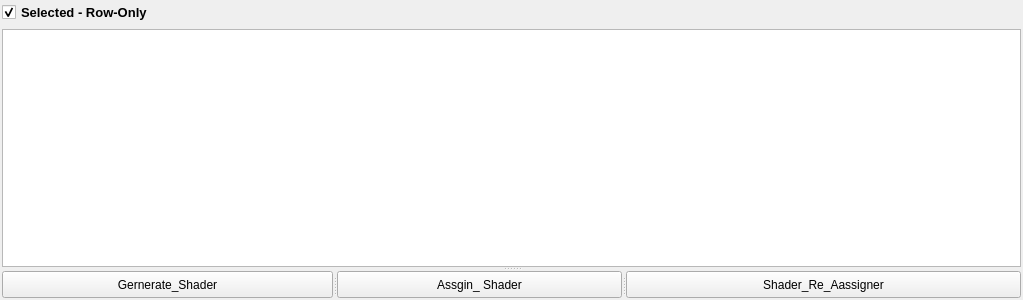
First picture: the form in source/gui/ui/shaderUI.ui, repository sanjaypsi/ShaderManager, before the edit.
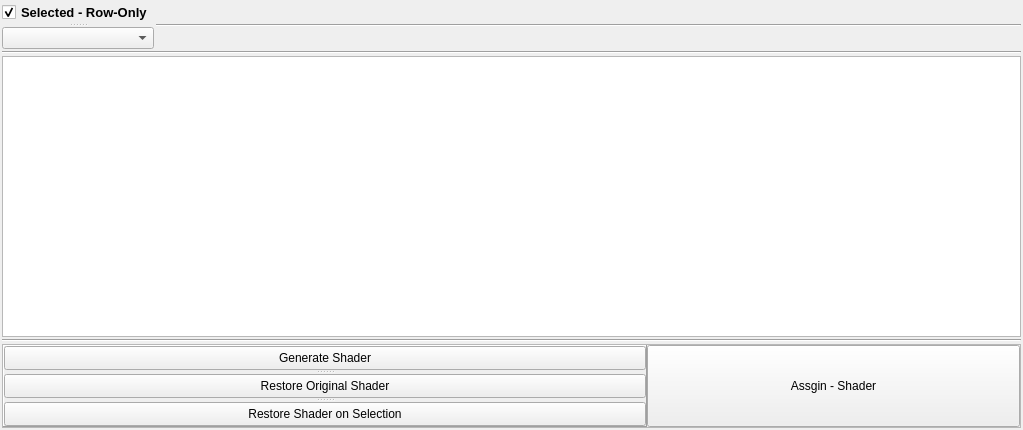
Second picture: the form after the edit.

```diff
--- a/source/gui/ui/shaderUI.ui
+++ b/source/gui/ui/shaderUI.ui
@@ -7,13 +7,13 @@
     <x>0</x>
     <y>0</y>
     <width>1023</width>
-    <height>300</height>
+    <height>430</height>
    </rect>
   </property>
   <property name="windowTitle">
    <string>Form</string>
   </property>
-  <layout class="QHBoxLayout" name="horizontalLayout_2">
+  <layout class="QHBoxLayout" name="horizontalLayout_3">
    <property name="spacing">
     <number>2</number>
    </property>
@@ -30,15 +30,22 @@
     <number>2</number>
    </property>
    <item>
-    <widget class="QSplitter" name="splitter_2">
+    <layout class="QVBoxLayout" name="verticalLayout_2" stretch="4,0,1">
+     <item>
+      <layout class="QVBoxLayout" name="verticalLayout" stretch="1,0,4">
+       <item>
+        <layout class="QHBoxLayout" name="horizontalLayout_2" stretch="1,10">
+         <item>
+          <widget class="QSplitter" name="splitter_3">
+           <property name="frameShape">
+            <enum>QFrame::NoFrame</enum>
+           </property>
+           <property name="frameShadow">
+            <enum>QFrame::Plain</enum>
+           </property>
      <property name="orientation">
       <enum>Qt::Vertical</enum>
      </property>
-     <widget class="QWidget" name="layoutWidget">
-      <layout class="QVBoxLayout" name="verticalLayout_2">
-       <item>
-        <layout class="QVBoxLayout" name="verticalLayout">
-         <item>
           <widget class="QCheckBox" name="checkBox">
            <property name="font">
             <font>
@@ -54,9 +61,25 @@
             <bool>true</bool>
            </property>
           </widget>
+           <widget class="QComboBox" name="comboBox"/>
+          </widget>
+         </item>
+         <item>
+          <widget class="Line" name="line">
+           <property name="orientation">
+            <enum>Qt::Horizontal</enum>
+           </property>
+          </widget>
          </item>
         </layout>
        </item>
+       <item>
+        <widget class="Line" name="line_3">
+         <property name="orientation">
+          <enum>Qt::Horizontal</enum>
+         </property>
+        </widget>
+       </item>
        <item>
         <layout class="QHBoxLayout" name="horizontalLayout">
          <item>
@@ -90,19 +113,41 @@
         </layout>
        </item>
       </layout>
-     </widget>
+     </item>
+     <item>
+      <widget class="Line" name="line_2">
+       <property name="orientation">
+        <enum>Qt::Horizontal</enum>
+       </property>
+      </widget>
+     </item>
+     <item>
+      <widget class="QSplitter" name="splitter_2">
+       <property name="frameShape">
+        <enum>QFrame::StyledPanel</enum>
+       </property>
+       <property name="frameShadow">
+        <enum>QFrame::Raised</enum>
+       </property>
+       <property name="orientation">
+        <enum>Qt::Horizontal</enum>
+       </property>
+       <property name="handleWidth">
+        <number>0</number>
+       </property>
      <widget class="QSplitter" name="splitter">
+        <property name="frameShape">
+         <enum>QFrame::Panel</enum>
+        </property>
+        <property name="frameShadow">
+         <enum>QFrame::Raised</enum>
+        </property>
       <property name="orientation">
-       <enum>Qt::Horizontal</enum>
+         <enum>Qt::Vertical</enum>
       </property>
       <widget class="QPushButton" name="pushButton">
        <property name="text">
-        <string>Gernerate_Shader</string>
-       </property>
-      </widget>
-      <widget class="QPushButton" name="pushButton_2">
-       <property name="text">
-        <string>Assgin_ Shader</string>
+          <string>Generate Shader</string>
        </property>
       </widget>
       <widget class="QPushButton" name="ReAssigin_oldShader_BTN">
@@ -113,11 +158,23 @@
         </font>
        </property>
        <property name="text">
-        <string>Shader_Re_Aassigner</string>
-       </property>
-      </widget>
-     </widget>
-    </widget>
+          <string>Restore Original Shader</string>
+         </property>
+        </widget>
+        <widget class="QPushButton" name="pushButton_3">
+         <property name="text">
+          <string>Restore Shader on Selection</string>
+         </property>
+        </widget>
+       </widget>
+       <widget class="QPushButton" name="pushButton_2">
+        <property name="text">
+         <string>Assgin - Shader</string>
+        </property>
+       </widget>
+      </widget>
+     </item>
+    </layout>
    </item>
   </layout>
  </widget>
```
Lines whose indentation alone changed are shown as unchanged.
